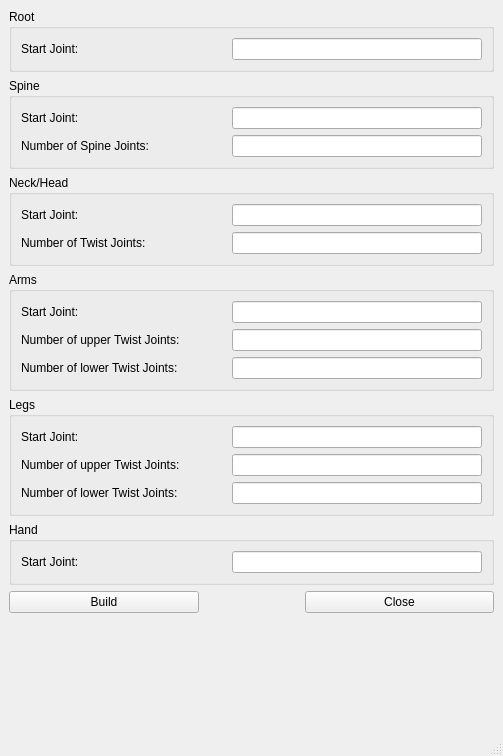
Before: the Qt Designer form rig/ui/build.ui in tmeade/adv_scripting, drawn with Qt 5.
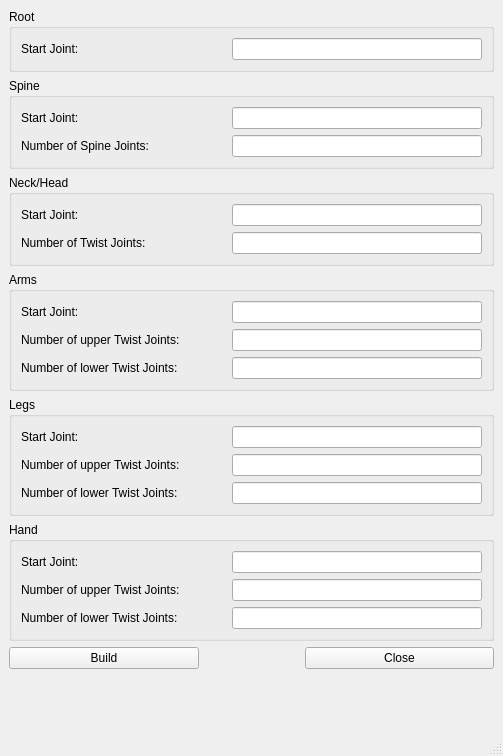
After: the same form once the commit is applied.

Commit message: build working. added num twist jnt to hand ui

What changed in the file:
```diff
--- a/rig/ui/build.ui
+++ b/rig/ui/build.ui
@@ -483,7 +483,73 @@
              <property name="minimumSize">
               <size>
                <width>250</width>
-               <height>0</height>
+               <height>10</height>
+              </size>
+             </property>
+             <property name="maximumSize">
+              <size>
+               <width>300</width>
+               <height>16777215</height>
+              </size>
+             </property>
+            </widget>
+           </item>
+          </layout>
+         </item>
+         <item>
+          <layout class="QHBoxLayout" name="horizontalLayout_4">
+           <item>
+            <widget class="QLabel" name="label_3">
+             <property name="text">
+              <string>Number of upper Twist Joints:</string>
+             </property>
+            </widget>
+           </item>
+           <item>
+            <widget class="QLineEdit" name="hand_num_up_joints_LE">
+             <property name="sizePolicy">
+              <sizepolicy hsizetype="Fixed" vsizetype="Fixed">
+               <horstretch>0</horstretch>
+               <verstretch>0</verstretch>
+              </sizepolicy>
+             </property>
+             <property name="minimumSize">
+              <size>
+               <width>250</width>
+               <height>10</height>
+              </size>
+             </property>
+             <property name="maximumSize">
+              <size>
+               <width>300</width>
+               <height>16777215</height>
+              </size>
+             </property>
+            </widget>
+           </item>
+          </layout>
+         </item>
+         <item>
+          <layout class="QHBoxLayout" name="horizontalLayout_3">
+           <item>
+            <widget class="QLabel" name="label_2">
+             <property name="text">
+              <string>Number of lower Twist Joints:</string>
+             </property>
+            </widget>
+           </item>
+           <item>
+            <widget class="QLineEdit" name="hand_num_low_joints_LE">
+             <property name="sizePolicy">
+              <sizepolicy hsizetype="Fixed" vsizetype="Fixed">
+               <horstretch>0</horstretch>
+               <verstretch>0</verstretch>
+              </sizepolicy>
+             </property>
+             <property name="minimumSize">
+              <size>
+               <width>250</width>
+               <height>10</height>
               </size>
              </property>
              <property name="maximumSize">
```
Left out of the diff: 30 changed lines with no effect on the pictures. The commit also changes 6 other files.
